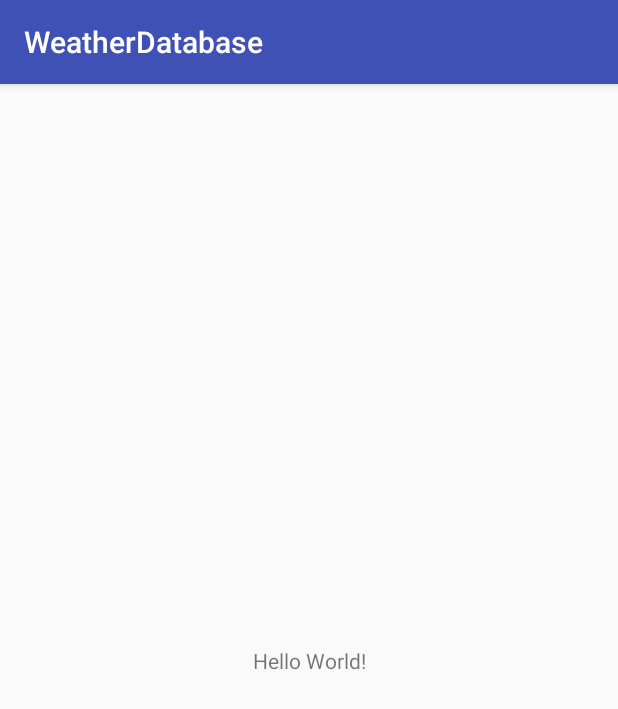
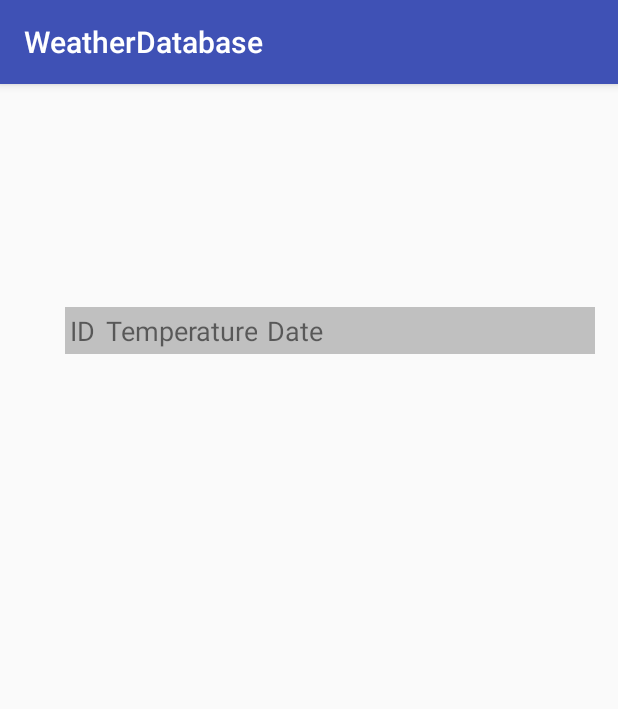
Before and after one commit to MartinCarpentier/ITSMAP, an Android app: the screen it shows after launch (MainActivity), on a phone screen of 412 x 824 dp. Shown: the top 709 px of the screen. Run offline under Robolectric (Android 15) with nearby library versions, the phone set to English and light mode, and no system bars.

```diff
--- a/WeatherDatabase/app/build.gradle
+++ b/WeatherDatabase/app/build.gradle
@@ -27,4 +27,5 @@ dependencies {
     compile 'com.android.support:appcompat-v7:25.3.1'
     compile 'com.android.support.constraint:constraint-layout:1.0.2'
     testCompile 'junit:junit:4.12'
+    compile 'com.android.support:design:25.3.1'
 }
--- /dev/null
+++ b/WeatherDatabase/app/src/main/java/com/example/jodaa/weatherdatabase/DatabaseHelper.java
@@ -0,0 +1,62 @@
+/**
+ * Created by Joachim on 05-05-2017.
+ * http://www.worldbestlearningcenter.com/tips/Android-sqlite-table-layout-example.htm
+ */
+
+package com.example.jodaa.weatherdatabase;
+
+import android.content.ContentValues;
+import android.content.Context;
+import android.database.Cursor;
+import android.database.sqlite.SQLiteDatabase;
+import android.database.sqlite.SQLiteException;
+import android.database.sqlite.SQLiteOpenHelper;
+import android.util.Log;
+
+class DatabaseHelper extends SQLiteOpenHelper {
+    private static final String DATABASE_NAME = "weatherAppDb";
+    private static final int DATABASE_VERSION = 2;
+    static final String TABLE_WEATHER = "tableWeather";
+    private static final String CREATE_TABLE_WEATHER = "CREATE TABLE IF NOT EXISTS " +
+            TABLE_WEATHER +
+            "(weather_id INTEGER PRIMARY KEY AUTOINCREMENT, weather_temp TEXT NULL, weather_date TEXT NULL)";
+    private static final String DELETE_TABLE_WEATHER = "DROP TABLE IF EXISTS " + TABLE_WEATHER;
+
+    DatabaseHelper(Context context) {
+        super(context, DATABASE_NAME, null, DATABASE_VERSION);
+    }
+
+    public void onCreate(SQLiteDatabase db) {
+        db.execSQL(CREATE_TABLE_WEATHER);
+    }
+
+    @Override
+    public void onUpgrade(SQLiteDatabase db, int oldVersion, int newVersion) {
+        db.execSQL(DELETE_TABLE_WEATHER);
+        onCreate(db);
+    }
+
+    public void insertData(String temp, String date) {
+        SQLiteDatabase db = this.getWritableDatabase();
+        db.beginTransaction();
+        ContentValues values;
+
+        try {
+            values = new ContentValues();
+            values.put("weather_temp", temp);
+            values.put("weather_date", date);
+            // Insert Row
+            long i = db.insert(TABLE_WEATHER, null, values);
+            Log.i("Insert", i + "");
+            db.setTransactionSuccessful();
+
+        } catch (SQLiteException e) {
+            e.printStackTrace();
+
+        } finally {
+            db.endTransaction();
+            db.close();
+        }
+    }
+
+}
--- a/WeatherDatabase/app/src/main/java/com/example/jodaa/weatherdatabase/MainActivity.java
+++ b/WeatherDatabase/app/src/main/java/com/example/jodaa/weatherdatabase/MainActivity.java
@@ -1,13 +1,89 @@
 package com.example.jodaa.weatherdatabase;
 
+import android.content.Context;
+import android.database.Cursor;
+import android.database.sqlite.SQLiteDatabase;
+import android.database.sqlite.SQLiteException;
+import android.graphics.Color;
 import android.support.v7.app.AppCompatActivity;
 import android.os.Bundle;
+import android.view.Gravity;
+import android.widget.TableLayout;
+import android.widget.TableRow;
+import android.widget.TextView;
 
 public class MainActivity extends AppCompatActivity {
+
+    private Context context;
+    private TableLayout tableLayout;
+
+    private void setupTable() {
+        tableLayout = (TableLayout) findViewById(R.id.tablelayout);
+        TableRow rowHeader = new TableRow(context);
+        rowHeader.setBackgroundColor(Color.parseColor("#c0c0c0"));
+        rowHeader.setLayoutParams(new TableLayout.LayoutParams(TableLayout.LayoutParams.MATCH_PARENT,
+                TableLayout.LayoutParams.WRAP_CONTENT));
+        String[] headerText = {"ID", "Temperature", "Date"};
+        for (String c : headerText) {
+            TextView tv = new TextView(this);
+            tv.setLayoutParams(new TableRow.LayoutParams(TableRow.LayoutParams.WRAP_CONTENT,
+                    TableRow.LayoutParams.WRAP_CONTENT));
+            tv.setGravity(Gravity.CENTER);
+            tv.setTextSize(18);
+            tv.setPadding(5, 5, 5, 5);
+            tv.setText(c);
+            rowHeader.addView(tv);
+        }
+        tableLayout.addView(rowHeader);
+    }
 
     @Override
     protected void onCreate(Bundle savedInstanceState) {
         super.onCreate(savedInstanceState);
         setContentView(R.layout.activity_main);
+        context = this;
+
+        setupTable();
+        DatabaseHelper dataHelper = new DatabaseHelper(context);
+        SQLiteDatabase db = dataHelper.getReadableDatabase();
+
+        db.beginTransaction();
+
+        try {
+            String selectQuery = "SELECT * FROM " + DatabaseHelper.TABLE_WEATHER;
+            Cursor cursor = db.rawQuery(selectQuery, null);
+            if (cursor.getCount() > 0) {
+                while (cursor.moveToNext()) {
+                    // Read columns data
+                    int weather_id = cursor.getInt(cursor.getColumnIndex("weather_id"));
+                    String weather_temp = cursor.getString(cursor.getColumnIndex("weather_temp"));
+                    String weather_date = cursor.getString(cursor.getColumnIndex("weather_date"));
+
+                    TableRow row = new TableRow(context);
+                    row.setLayoutParams(new TableLayout.LayoutParams(TableLayout.LayoutParams.MATCH_PARENT,
+                            TableLayout.LayoutParams.WRAP_CONTENT));
+                    String[] colText = {weather_id + "", weather_temp, weather_date};
+                    for (String text : colText) {
+                        TextView tv = new TextView(this);
+                        tv.setLayoutParams(new TableRow.LayoutParams(TableRow.LayoutParams.WRAP_CONTENT,
+                                TableRow.LayoutParams.WRAP_CONTENT));
+                        tv.setGravity(Gravity.CENTER);
+                        tv.setTextSize(16);
+                        tv.setPadding(5, 5, 5, 5);
+                        tv.setText(text);
+                        row.addView(tv);
+                    }
+                    tableLayout.addView(row);
+                }
+            }
+            db.setTransactionSuccessful();
+
+        } catch (SQLiteException e) {
+            e.printStackTrace();
+
+        } finally {
+            db.endTransaction();
+            db.close();
+        }
     }
 }
--- a/WeatherDatabase/app/src/main/java/com/example/jodaa/weatherdatabase/FeedReaderContract.java
+++ b/WeatherDatabase/app/src/main/java/com/example/jodaa/weatherdatabase/WeatherDatabaseContract.java
@@ -6,8 +6,8 @@
 package com.example.jodaa.weatherdatabase;
 import android.provider.BaseColumns;
 
-public final class FeedReaderContract {
-    private FeedReaderContract(){}
+public final class WeatherDatabaseContract {
+    private WeatherDatabaseContract(){}
 
     private static final String SQL_CREATE_ENTRIES =
             "CREATE TABLE " + FeedEntry.TABLE_NAME + " (" +
--- a/WeatherDatabase/app/src/main/res/layout/activity_main.xml
+++ b/WeatherDatabase/app/src/main/res/layout/activity_main.xml
@@ -6,13 +6,20 @@
     android:layout_height="match_parent"
     tools:context="com.example.jodaa.weatherdatabase.MainActivity">
 
-    <TextView
-        android:layout_width="wrap_content"
-        android:layout_height="wrap_content"
-        android:text="Hello World!"
+    <TableLayout
+        android:id="@+id/tablelayout"
+        android:layout_width="353dp"
+        android:layout_height="471dp"
+        android:layout_marginBottom="8dp"
+        android:layout_marginLeft="8dp"
+        android:layout_marginRight="15dp"
+        android:layout_marginTop="8dp"
         app:layout_constraintBottom_toBottomOf="parent"
+        app:layout_constraintHorizontal_bias="1.0"
         app:layout_constraintLeft_toLeftOf="parent"
         app:layout_constraintRight_toRightOf="parent"
-        app:layout_constraintTop_toTopOf="parent" />
+        app:layout_constraintTop_toTopOf="parent">
+
+    </TableLayout>
 
 </android.support.constraint.ConstraintLayout>
```
Also changed, not shown: WeatherDatabase/app/src/main/java/com/example/jodaa/weatherdatabase/WeatherData.java (added, +68 -0 lines), WeatherDatabase/app/src/main/java/com/example/jodaa/weatherdatabase/WeatherDatabaseHelper.java (renamed from WeatherDatabase/app/src/main/java/com/example/jodaa/weatherdatabase/FeedReaderDbHelper.java, +7 -7 lines).
